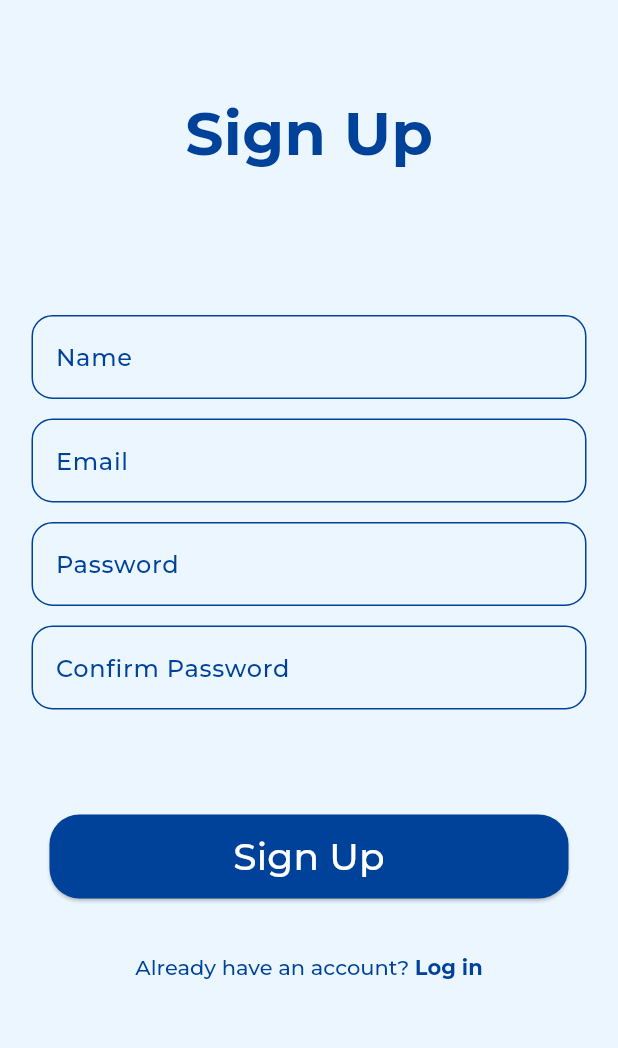
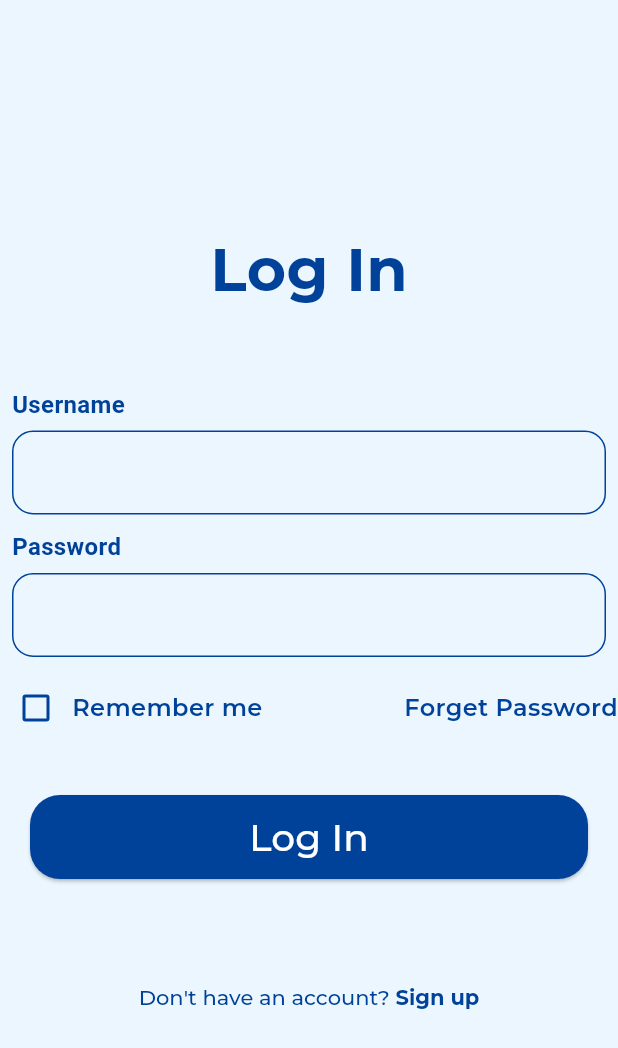
Before and after one commit to Miranics/SmartDrive, a Flutter app: the screen it shows after launch, on a phone screen of 412 x 824 dp. Shown: the top 1048 px of the screen. Run offline on Flutter 3.47's test engine with Material 3 defaults, Android fonts, the phone set to English and light mode, and no system bars; our stand-ins replace google_fonts.

Commit message:
feat: added a login page with it's styling

```diff
--- a/lib/main.dart
+++ b/lib/main.dart
@@ -1,5 +1,6 @@
 import 'package:flutter/material.dart';
 import 'package:smartdrive/screens/homepage.dart';
+import 'package:smartdrive/screens/login.dart';
 import 'package:smartdrive/screens/signup.dart';
 
 void main() {
@@ -11,6 +12,6 @@ class MyApp extends StatelessWidget {
 
   @override
   Widget build(BuildContext context) {
-    return MaterialApp(home: Scaffold(body: Signup()));
+    return MaterialApp(home: Scaffold(body: Login()));
   }
 }
--- /dev/null
+++ b/lib/screens/login.dart
@@ -0,0 +1,121 @@
+import 'package:flutter/material.dart';
+import 'package:smartdrive/widgets/button_component.dart';
+import 'package:smartdrive/widgets/input.dart';
+import 'package:google_fonts/google_fonts.dart';
+
+class Login extends StatefulWidget {
+  const Login({super.key});
+
+  @override
+  State<Login> createState() => _LoginState();
+}
+
+class _LoginState extends State<Login> {
+  bool isChecked = false;
+  @override
+  Widget build(BuildContext context) {
+    return Scaffold(
+      backgroundColor: Color(0xFFEBF6FF),
+      body: Column(
+        children: [
+          Container(
+            margin: EdgeInsetsDirectional.only(top: 151, bottom: 50),
+            child: Text(
+              "Log In",
+              style: GoogleFonts.montserrat(
+                textStyle: TextStyle(
+                  fontWeight: FontWeight.w700,
+                  fontSize: 40,
+                  color: Color(0xFF004299),
+                ),
+              ),
+            ),
+          ),
+          InputComponent(label: "Username"),
+          SizedBox(height: 10),
+          InputComponent(label: "Password"),
+          SizedBox(height: 10),
+          Row(
+            mainAxisAlignment: MainAxisAlignment.spaceBetween,
+            children: [
+              Row(
+                children: [
+                  Checkbox(
+                    checkColor: Colors.white,
+                    fillColor: WidgetStateProperty.resolveWith((states) {
+                      if (states.contains(WidgetState.selected)) {
+                        return Color(0xFF004299); // Checked: dark blue
+                      }
+                      return Color(0xFFEBF6FF); // Unchecked: same as background
+                    }),
+                    side: BorderSide(
+                      color: Color(0xFF004299), // Border color
+                      width: 2,
+                    ),
+                    value: isChecked,
+                    onChanged: (bool? value) {
+                      setState(() {
+                        isChecked = value!;
+                      });
+                    },
+                  ),
+                  Text(
+                    "Remember me",
+                    style: GoogleFonts.montserrat(
+                      fontSize: 16,
+                      textStyle: TextStyle(
+                        fontWeight: FontWeight.w600,
+                        fontSize: 40,
+                        color: Color(0xFF004299),
+                      ),
+                    ),
+                  ),
+                ],
+              ),
+
+              Text(
+                "Forget Password",
+                style: GoogleFonts.montserrat(
+                  fontSize: 16,
+                  textStyle: TextStyle(
+                    fontWeight: FontWeight.w600,
+                    fontSize: 40,
+                    color: Color(0xFF004299),
+                  ),
+                ),
+              ),
+            ],
+          ),
+          SizedBox(height: 34),
+          ButtonComponent(
+            text: "Log In",
+            type: ButtonType.primary,
+            onPressed: () => {},
+          ),
+          SizedBox(height: 70),
+
+          RichText(
+            text: TextSpan(
+              style: GoogleFonts.montserrat(
+                fontSize: 14,
+                color: Color(0xFF004299),
+                fontWeight: FontWeight.w500,
+              ),
+              children: [
+                TextSpan(text: "Don't have an account? "),
+                TextSpan(
+                  text: "Sign up",
+                  style: GoogleFonts.montserrat(
+                    fontSize: 14,
+                    fontWeight: FontWeight.w700,
+                    color: Color(0xFF004299),
+                  ),
+                ),
+              ],
+            ),
+          ),
+        ],
+      ),
+    );
+  }
+}
```
